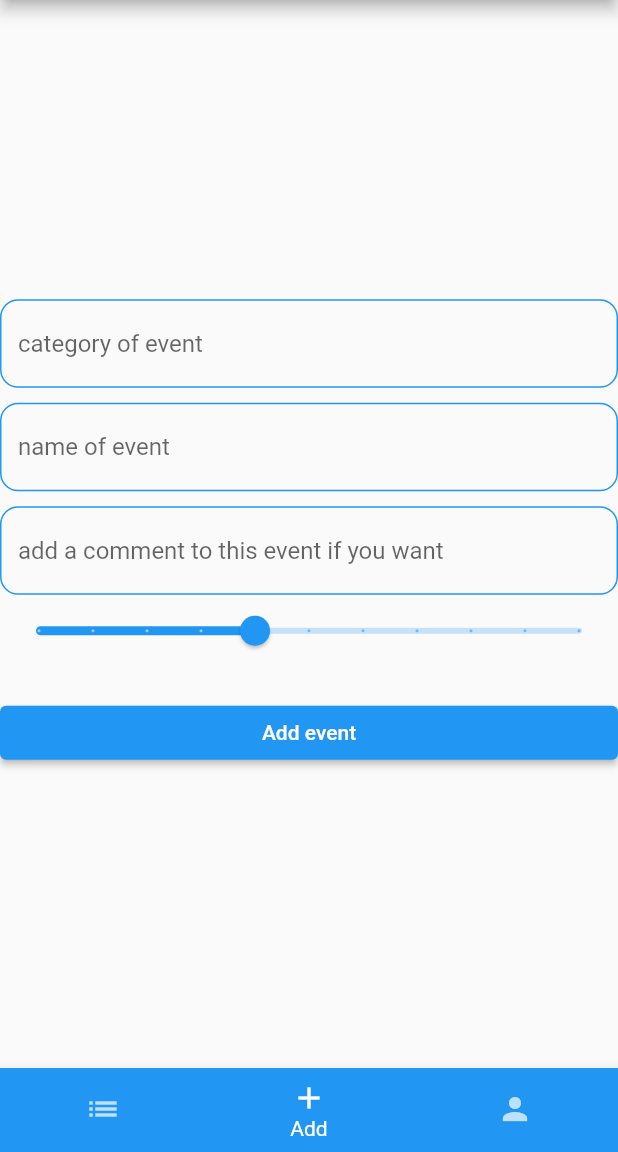
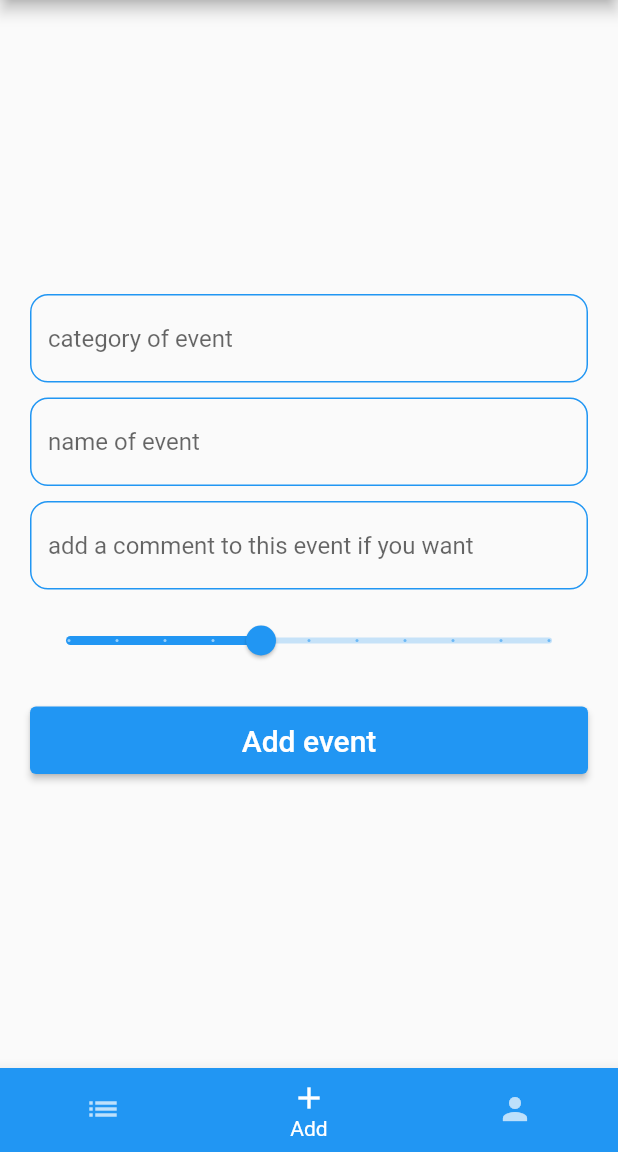
Before and after one commit to marcinwozniak407/when_was_that, a Flutter app: the screen it shows once a user with an empty profile is signed in, item 2 of the bottom bar chosen, on a phone screen of 412 x 824 dp, the part 84-1236 px from its top. Run offline on Flutter 3.47's test engine with Material 2 defaults, Android fonts, the phone set to English and light mode, and no system bars; our stand-ins replace animated_splash_screen, cloud_firestore, firebase_auth, firebase_core, google_fonts; accounts and stored records are empty.

Commit message:
Improve the visuality of AddPageContent

```diff
--- a/lib/app/add/add_page_content.dart
+++ b/lib/app/add/add_page_content.dart
@@ -20,6 +20,8 @@ class _AddPageContentState extends State<AddPageContent> {
   @override
   Widget build(BuildContext context) {
     return Center(
+      child: Padding(
+        padding: const EdgeInsets.all(20.0),
         child: Column(
           mainAxisAlignment: MainAxisAlignment.center,
           children: [
@@ -71,6 +73,7 @@ class _AddPageContentState extends State<AddPageContent> {
                 ),
               ),
             ),
+            const SizedBox(height: 10),
             Slider(
               value: rating,
               onChanged: (newValue) {
@@ -85,6 +88,7 @@ class _AddPageContentState extends State<AddPageContent> {
             ),
             const SizedBox(height: 20),
             Container(
+              height: 45,
               width: double.infinity,
               child: ElevatedButton(
                 onPressed: () {
@@ -95,11 +99,15 @@ class _AddPageContentState extends State<AddPageContent> {
                     'rating': rating,
                   });
                 },
-              child: const Text('Add event'),
+                child: const Text(
+                  'Add event',
+                  style: TextStyle(fontSize: 20),
+                ),
               ),
             )
           ],
         ),
+      ),
     );
   }
 }
```
Lines whose indentation alone changed are shown as unchanged.
